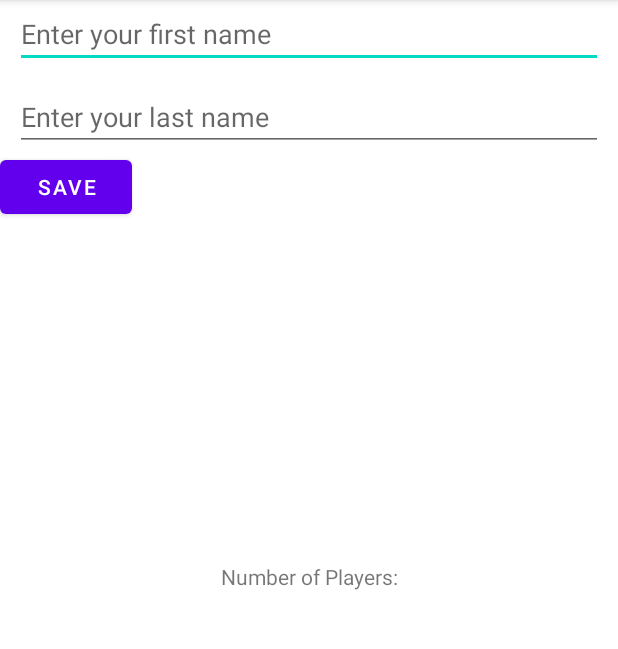
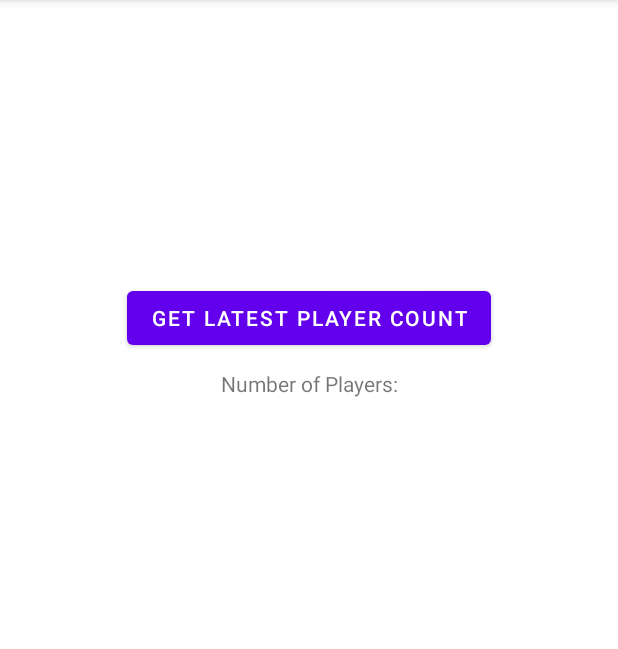
Before and after one commit to COMP4801-FYP/Sportie, an Android app: the screen it shows after launch (MainActivity), on a phone screen of 412 x 824 dp, the part 84-733 px from its top. Run offline under Robolectric (Android 15) with nearby library versions, the phone set to English and light mode, and no system bars; our stand-ins replace Firebase (no records; nobody signed in at launch, a user with empty details on screens opened directly); 1 statement that could not run was skipped.

Commit message:
Changed UI for demo

```diff
--- a/app/src/main/res/layout/activity_main.xml
+++ b/app/src/main/res/layout/activity_main.xml
@@ -6,50 +6,50 @@
     android:layout_height="match_parent"
     tools:context=".MainActivity">
 
-    <EditText android:id="@+id/inputFirstName"
-        android:layout_width="match_parent"
-        android:layout_height="wrap_content"
-        app:layout_constraintStart_toStartOf="parent"
-        android:hint="Enter your first name"
-        android:layout_margin="10dp"
-        tools:ignore="MissingConstraints" />
-    <EditText android:id="@+id/inputLastName"
-        android:layout_width="match_parent"
-        android:layout_height="wrap_content"
-        app:layout_constraintTop_toBottomOf="@+id/inputFirstName"
-        app:layout_constraintStart_toStartOf="parent"
-        android:hint="Enter your last name"
-        android:layout_margin="10dp"
-        />
-    <Button android:id = "@+id/saveButton"
+<!--    <EditText android:id="@+id/inputFirstName"-->
+<!--        android:layout_width="match_parent"-->
+<!--        android:layout_height="wrap_content"-->
+<!--        app:layout_constraintStart_toStartOf="parent"-->
+<!--        android:hint="Enter your first name"-->
+<!--        android:layout_margin="10dp"-->
+<!--        tools:ignore="MissingConstraints" />-->
+<!--    <EditText android:id="@+id/inputLastName"-->
+<!--        android:layout_width="match_parent"-->
+<!--        android:layout_height="wrap_content"-->
+<!--        app:layout_constraintTop_toBottomOf="@+id/inputFirstName"-->
+<!--        app:layout_constraintStart_toStartOf="parent"-->
+<!--        android:hint="Enter your last name"-->
+<!--        android:layout_margin="10dp"-->
+<!--        />-->
+
+        <Button
+            android:id="@+id/saveButton"
             android:layout_width="wrap_content"
             android:layout_height="wrap_content"
-        app:layout_constraintTop_toBottomOf="@+id/inputLastName"
-        android:text="SAVE"
+            android:layout_marginTop="188dp"
             app:layout_constraintStart_toStartOf="parent"
-        />
+            app:layout_constraintEnd_toEndOf="parent"
+            app:layout_constraintTop_toTopOf="parent"
+            android:text="Get Latest Player Count" />
 
         <TextView
             android:id="@+id/textView"
             android:layout_width="wrap_content"
             android:layout_height="wrap_content"
-        android:text="Number of Players:"
-        app:layout_constraintBottom_toBottomOf="parent"
+            app:layout_constraintStart_toStartOf="parent"
             app:layout_constraintEnd_toEndOf="parent"
-        app:layout_constraintStart_toStartOf="parent"
-        app:layout_constraintTop_toTopOf="@+id/inputFirstName" />
+            app:layout_constraintTop_toBottomOf="@id/saveButton"
+            android:layout_marginTop="10dp"
+            android:text="Number of Players:" />
 
         <TextView
             android:id="@+id/numOfPlayersTextView"
             android:layout_width="300dp"
             android:layout_height="50dp"
             android:textAlignment="center"
-        android:textSize="34sp"
-        app:layout_constraintBottom_toBottomOf="parent"
+            app:layout_constraintStart_toStartOf="parent"
             app:layout_constraintEnd_toEndOf="parent"
-        app:layout_constraintHorizontal_bias="0.495"
-        app:layout_constraintStart_toStartOf="parent"
-        app:layout_constraintTop_toBottomOf="@+id/textView"
-        app:layout_constraintVertical_bias="0.029" />
+            app:layout_constraintTop_toBottomOf="@id/textView"
+            android:textSize="34sp" />
 
 </androidx.constraintlayout.widget.ConstraintLayout>
```
Also changed, not shown: app/src/main/java/hk/hkucs/sportieapplication/MainActivity.kt (+37 -8 lines), 1 other file. Lines whose indentation alone changed are shown as unchanged.
